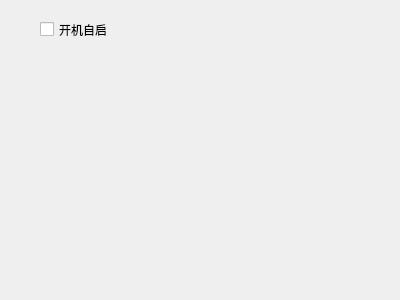
Old version of the form configform.ui in the repository BlueGhostJ/BG_Assistant.
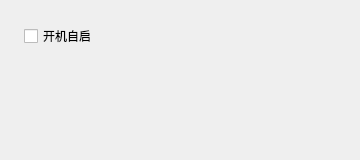
New version of the form.

The edit to the form file:
```diff
--- a/configform.ui
+++ b/configform.ui
@@ -1,31 +1,52 @@
 <?xml version="1.0" encoding="UTF-8"?>
 <ui version="4.0">
  <class>ConfigForm</class>
- <widget class="QWidget" name="ConfigForm">
+ <widget class="QDialog" name="ConfigForm">
   <property name="geometry">
    <rect>
     <x>0</x>
     <y>0</y>
-    <width>400</width>
-    <height>300</height>
+    <width>360</width>
+    <height>160</height>
    </rect>
   </property>
   <property name="windowTitle">
    <string>设置</string>
   </property>
-  <widget class="QCheckBox" name="autoStartCheckBox">
-   <property name="geometry">
-    <rect>
-     <x>40</x>
-     <y>20</y>
-     <width>80</width>
-     <height>19</height>
-    </rect>
+  <layout class="QVBoxLayout" name="mainLayout">
+   <property name="leftMargin">
+    <number>24</number>
    </property>
-   <property name="text">
-    <string>开机自启</string>
+   <property name="topMargin">
+    <number>24</number>
    </property>
-  </widget>
+   <property name="rightMargin">
+    <number>24</number>
+   </property>
+   <property name="bottomMargin">
+    <number>24</number>
+   </property>
+   <item>
+    <widget class="QCheckBox" name="autoStartCheckBox">
+     <property name="text">
+      <string>开机自启</string>
+     </property>
+    </widget>
+   </item>
+   <item>
+    <spacer name="verticalSpacer">
+     <property name="orientation">
+      <enum>Qt::Vertical</enum>
+     </property>
+     <property name="sizeHint" stdset="0">
+      <size>
+       <width>20</width>
+       <height>40</height>
+      </size>
+     </property>
+    </spacer>
+   </item>
+  </layout>
  </widget>
  <resources/>
  <connections/>
```
